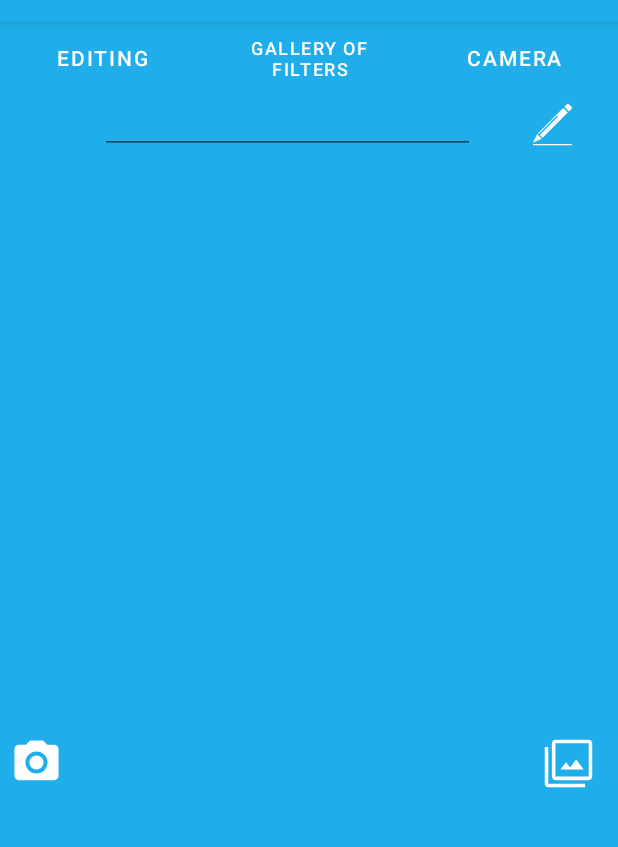
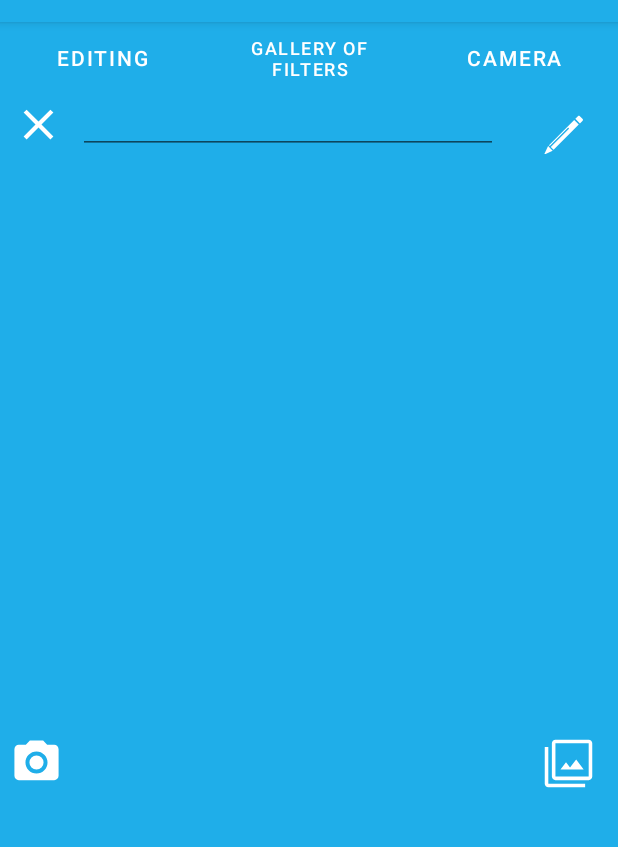
Before and after one commit to FemixGH/Navigation, an Android app: the screen it shows after launch (MainActivity), on a phone screen of 412 x 824 dp, the part 62-909 px from its top. Run offline under Robolectric (Android 15) with nearby library versions, the light colour scheme and no system bars; libraries missing offline, so code that uses them is left out: androidx.camera.core, androidx.camera.lifecycle, androidx.camera.view.

Commit message:
clear button

```diff
--- a/app/src/main/java/com/example/navigation/SecondFragment.java
+++ b/app/src/main/java/com/example/navigation/SecondFragment.java
@@ -58,7 +58,7 @@ import java.util.Objects;
 
 
 public class SecondFragment extends Fragment {
-    Button search,gallery, filter, camera;
+    Button search,gallery, filter, camera, clear;
     EditText edit;
     TextView testMention;
     Bitmap bitmap;
@@ -106,6 +106,7 @@ public class SecondFragment extends Fragment {
         edit = binding.SearchTextOn2;
         image = binding.capturedImageSecond;
         camera = binding.photoButton;
+        clear = binding.clearText;
         activityResultLauncher = registerForActivityResult(new ActivityResultContracts.StartActivityForResult(), new ActivityResultCallback<ActivityResult>() {
             @Override
             public void onActivityResult(ActivityResult result) {
@@ -221,6 +222,12 @@ public class SecondFragment extends Fragment {
             }
         });
 
+        clear.setOnClickListener(new View.OnClickListener() {
+            @Override
+            public void onClick(View view) {
+                edit.setText("");
+            }
+        });
 
 
 
--- /dev/null
+++ b/app/src/main/res/drawable/ic_baseline_clear_34.xml
@@ -0,0 +1,5 @@
+<vector android:height="34dp" android:tint="#FFFFFF"
+    android:viewportHeight="24" android:viewportWidth="24"
+    android:width="34dp" xmlns:android="http://schemas.android.com/apk/res/android">
+    <path android:fillColor="@android:color/white" android:pathData="M19,6.41L17.59,5 12,10.59 6.41,5 5,6.41 10.59,12 5,17.59 6.41,19 12,13.41 17.59,19 19,17.59 13.41,12z"/>
+</vector>
--- a/app/src/main/res/layout/fragment_fragment2.xml
+++ b/app/src/main/res/layout/fragment_fragment2.xml
@@ -20,10 +20,20 @@
             android:layout_width="match_parent"
             android:layout_height="40dp"
             android:orientation="horizontal">
+            <com.google.android.material.button.MaterialButton
+                android:id="@+id/clear_text"
+                app:icon="@drawable/ic_baseline_clear_34"
+                android:layout_marginEnd="10dp"
+                android:background="?attr/selectableItemBackground"
+                android:layout_width="50dp"
+                android:layout_height="40dp"
+
+                app:layout_constraintTop_toTopOf="parent"
+                app:layout_constraintRight_toLeftOf="@+id/Search_text_on_2"/>
 
             <EditText
                 android:id="@+id/Search_text_on_2"
-                android:layout_width="250dp"
+                android:layout_width="280dp"
                 android:layout_height="match_parent"
                 android:layout_weight="100"
                 android:textColor="@color/My_Bright_Grey"
@@ -33,16 +43,17 @@
                 app:layout_constraintTop_toTopOf="parent" />
 
             <com.google.android.material.button.MaterialButton
-                android:layout_width="wrap_content"
-                app:layout_constraintTop_toTopOf="parent"
+                android:id="@+id/button2"
+                android:layout_width="60dp"
+                android:layout_height="56dp"
+                android:layout_weight="14"
+                android:layout_marginRight="20dp"
+                android:background="?attr/selectableItemBackground"
+                app:icon="@drawable/ic_feather_2_55"
+
                 app:layout_constraintRight_toRightOf="parent"
 
-                android:background="?attr/selectableItemBackground"
-                app:icon="@drawable/ic_feather_2_55"
-                app:iconGravity="end"
-                android:id="@+id/button2"
-                android:layout_height="wrap_content"
-                android:layout_weight="14"/>
+                app:layout_constraintTop_toTopOf="parent" />
 
 
         </androidx.constraintlayout.widget.ConstraintLayout>
@@ -80,11 +91,9 @@
             android:background="?attr/selectableItemBackground"
             android:textColor="@color/My_Bright_Grey"
             app:icon="@drawable/ic_photo_library_fill0_wght400_grad0_opsz48"
+
             app:layout_constraintBottom_toBottomOf="@id/capturedImageSecond"
-
-
             app:layout_constraintEnd_toEndOf="parent"
-
             app:layout_constraintRight_toRightOf="@id/capturedImageSecond"
             app:layout_constraintStart_toEndOf="@+id/capturedImageSecond" />
 
```
